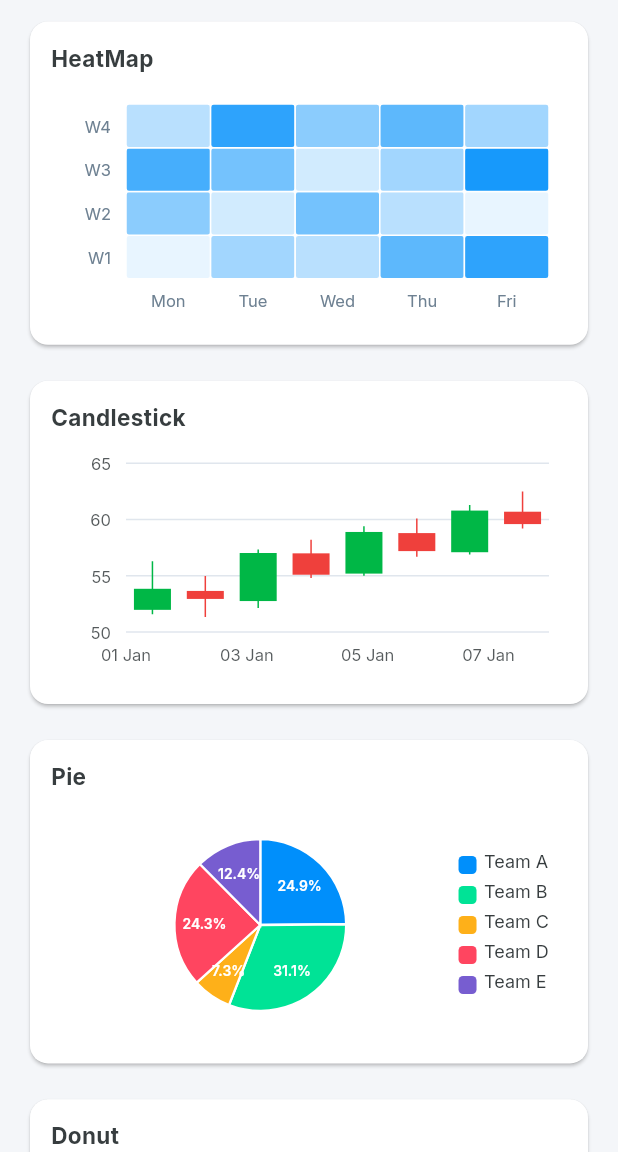
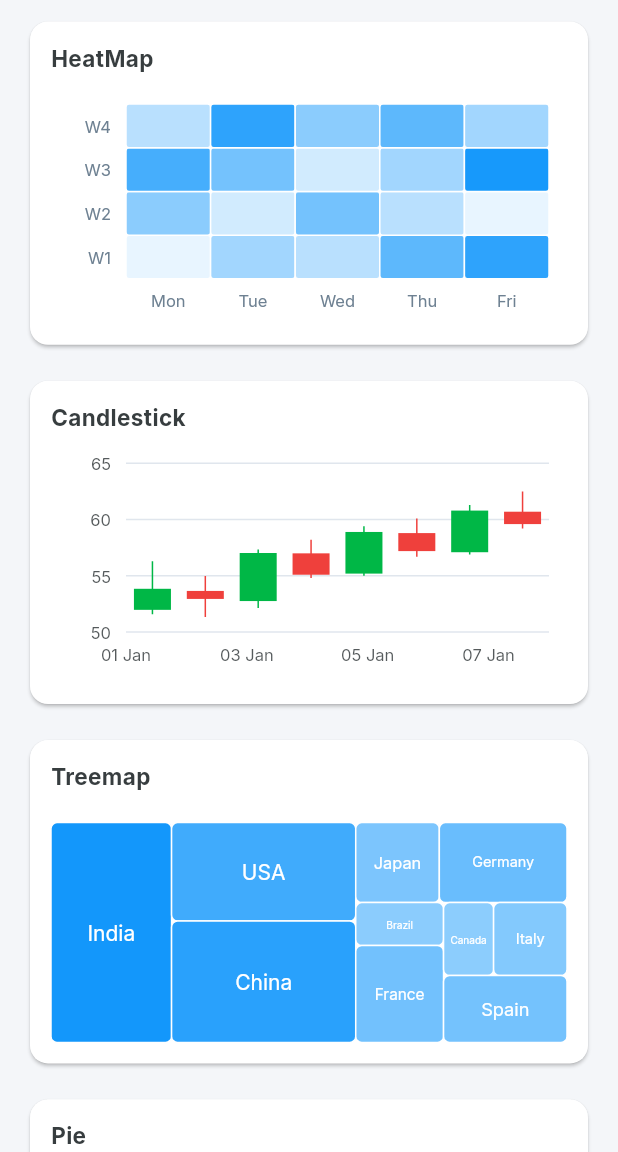
Before and after one commit to eduardoh89/apexcharts_flutter, a Flutter app: the screen it shows after launch, scrolled down 2880 dp, on a phone screen of 412 x 824 dp, the part 84-1236 px from its top. Run offline on Flutter 3.47's test engine with Material 3 defaults, Android fonts, the phone set to English and light mode, and no system bars.

Commit message:
feat(apex_dart): treemap chart (ApexCharts Treemap.js + squarified layout)

```diff
--- a/example/lib/main.dart
+++ b/example/lib/main.dart
@@ -282,6 +282,24 @@ class GalleryPage extends StatelessWidget {
           ],
           'xaxis': {'type': 'datetime'},
         }),
+        ChartSpec('Treemap', {
+          'chart': {'type': 'treemap'},
+          'legend': {'show': false},
+          'colors': ['#008FFB'],
+          'dataLabels': {'enabled': true},
+          'series': [
+            {
+              'name': 'Desktops',
+              'data': [
+                {'x': 'India', 'y': 218}, {'x': 'USA', 'y': 149},
+                {'x': 'China', 'y': 184}, {'x': 'Japan', 'y': 55},
+                {'x': 'Germany', 'y': 84}, {'x': 'Brazil', 'y': 31},
+                {'x': 'France', 'y': 70}, {'x': 'Canada', 'y': 30},
+                {'x': 'Italy', 'y': 44}, {'x': 'Spain', 'y': 68},
+              ],
+            }
+          ],
+        }),
         ChartSpec('Pie', {
           'chart': {'type': 'pie'},
           'colors': ['#008FFB', '#00E396', '#FEB019', '#FF4560', '#775DD0'],
--- a/lib/apex_dart.dart
+++ b/lib/apex_dart.dart
@@ -14,6 +14,7 @@ export 'src/charts/radar_chart.dart';
 export 'src/charts/radial_bar_chart.dart';
 export 'src/charts/range_bar_chart.dart';
 export 'src/charts/scatter_chart.dart';
+export 'src/charts/treemap_chart.dart';
 export 'src/interaction/chart_hit.dart';
 export 'src/interaction/zoom_toolbar.dart';
 export 'src/modules/annotation_renderer.dart';
--- a/lib/src/options/apex_options.dart
+++ b/lib/src/options/apex_options.dart
@@ -15,7 +15,8 @@ enum ApexChartType {
   candlestick,
   radar,
   radialBar,
-  heatmap;
+  heatmap,
+  treemap;
 
   static ApexChartType parse(String? v) {
     switch (v) {
@@ -27,6 +28,8 @@ enum ApexChartType {
         return ApexChartType.rangeBar;
       case 'candlestick':
         return ApexChartType.candlestick;
+      case 'treemap':
+        return ApexChartType.treemap;
       case 'radar':
         return ApexChartType.radar;
       case 'pie':
@@ -287,6 +290,33 @@ class ApexCandlestickOptions {
     return ApexCandlestickOptions(
       upwardColor: col(colors?['upward']),
       downwardColor: col(colors?['downward']),
+    );
+  }
+}
+
+/// Treemap plot options, ported from ApexCharts `settings/Options.js`
+/// `plotOptions.treemap` (enableShades:true, shadeIntensity:0.5,
+/// distributed:false, borderRadius:4).
+class ApexTreemapOptions {
+  const ApexTreemapOptions({
+    this.enableShades = true,
+    this.shadeIntensity = 0.5,
+    this.distributed = false,
+    this.borderRadius = 4,
+  });
+
+  final bool enableShades;
+  final double shadeIntensity;
+  final bool distributed;
+  final double borderRadius;
+
+  static ApexTreemapOptions parse(Map<String, dynamic>? t) {
+    if (t == null) return const ApexTreemapOptions();
+    return ApexTreemapOptions(
+      enableShades: t['enableShades'] as bool? ?? true,
+      shadeIntensity: (t['shadeIntensity'] as num?)?.toDouble() ?? 0.5,
+      distributed: t['distributed'] as bool? ?? false,
+      borderRadius: (t['borderRadius'] as num?)?.toDouble() ?? 4,
     );
   }
 }
@@ -622,6 +652,7 @@ class ApexOptions {
     this.radialBar = const ApexRadialBarOptions(),
     this.heatmap = const ApexHeatmapOptions(),
     this.candlestick = const ApexCandlestickOptions(),
+    this.treemap = const ApexTreemapOptions(),
     this.labels = const [],
     this.pieSeries = const [],
     this.stacked = false,
@@ -715,6 +746,7 @@ class ApexOptions {
   final ApexRadialBarOptions radialBar;
   final ApexHeatmapOptions heatmap;
   final ApexCandlestickOptions candlestick;
+  final ApexTreemapOptions treemap;
 
   /// Parse a raw ApexCharts `options` map (the subset apex_dart supports).
   factory ApexOptions.fromJson(Map<String, dynamic> json) {
@@ -766,6 +798,9 @@ class ApexOptions {
     );
     final candlestick = ApexCandlestickOptions.parse(
       plotOptions?['candlestick'] as Map<String, dynamic>?,
+    );
+    final treemap = ApexTreemapOptions.parse(
+      plotOptions?['treemap'] as Map<String, dynamic>?,
     );
 
     final legend = ApexLegend.parse(json['legend'] as Map<String, dynamic>?);
@@ -852,6 +887,7 @@ class ApexOptions {
       radialBar: radialBar,
       heatmap: heatmap,
       candlestick: candlestick,
+      treemap: treemap,
       stacked: stacked,
       markers: markers,
       yFormat: yFormat,
@@ -895,6 +931,7 @@ class ApexOptions {
       radialBar: radialBar,
       heatmap: heatmap,
       candlestick: candlestick,
+      treemap: treemap,
       stacked: stacked,
       markers: markers,
       yFormat: yFormat,
```
Also changed, not shown: lib/src/apex_chart.dart (+8 -0 lines), lib/src/charts/treemap_chart.dart (added, +212 -0 lines), tool/fixtures/treemap_basic.json (added, +28 -0 lines), 2 other files.
